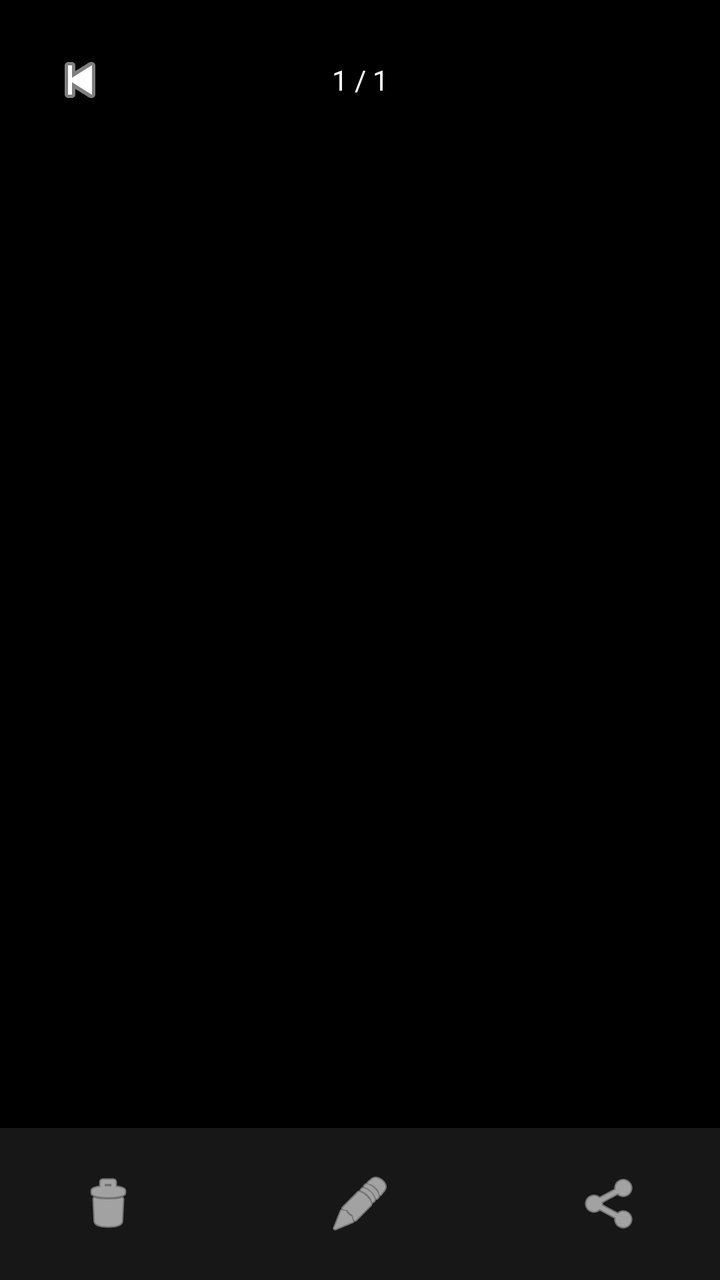
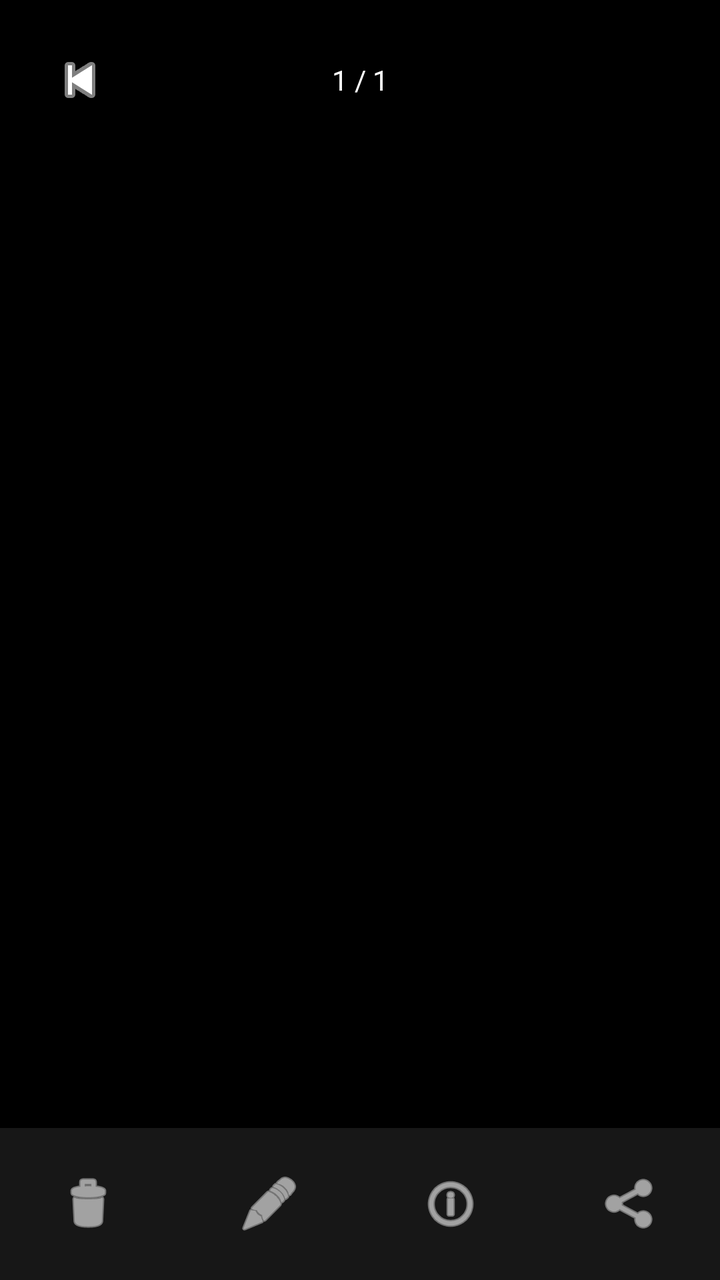

Two renders of the same Android screen: before a commit and after it. Below are the layout's source before the change and the commit's diff.
<!-- AndroidManifest.xml: application theme Theme.CamCraft -->
<!-- res/layout/fragment_photo_viewer.xml -->
<androidx.constraintlayout.widget.ConstraintLayout
    xmlns:android="http://schemas.android.com/apk/res/android"
    xmlns:app="http://schemas.android.com/apk/res-auto"
    android:layout_width="match_parent"
    android:layout_height="match_parent"
    android:background="#000000">

    <ImageView
        android:id="@+id/fullPhoto"
        android:layout_width="0dp"
        android:layout_height="0dp"
        android:scaleType="fitCenter"
        android:contentDescription="Full-size photo"
        app:layout_constraintTop_toTopOf="parent"
        app:layout_constraintBottom_toTopOf="@id/viewerToolbar"
        app:layout_constraintStart_toStartOf="parent"
        app:layout_constraintEnd_toEndOf="parent" />

    <ImageButton
        android:id="@+id/btnViewerBack"
        android:layout_width="48dp"
        android:layout_height="48dp"
        android:layout_margin="16dp"
        android:background="?attr/selectableItemBackgroundBorderless"
        android:src="@android:drawable/ic_media_previous"
        android:tint="#FFFFFF"
        android:contentDescription="Close photo"
        app:layout_constraintTop_toTopOf="parent"
        app:layout_constraintStart_toStartOf="parent" />

    <TextView
        android:id="@+id/txtPhotoPosition"
        android:layout_width="wrap_content"
        android:layout_height="40dp"
        android:layout_marginTop="20dp"
        android:gravity="center"
        android:text="1 / 1"
        android:textColor="#FFFFFF"
        android:textSize="14sp"
        android:background="#99000000"
        android:paddingHorizontal="16dp"
        app:layout_constraintTop_toTopOf="parent"
        app:layout_constraintStart_toStartOf="parent"
        app:layout_constraintEnd_toEndOf="parent" />

    <LinearLayout
        android:id="@+id/viewerToolbar"
        android:layout_width="match_parent"
        android:layout_height="76dp"
        android:gravity="center"
        android:orientation="horizontal"
        android:background="#171717"
        android:paddingHorizontal="28dp"
        app:layout_constraintBottom_toBottomOf="parent">

        <ImageButton
            android:id="@+id/btnDeletePhoto"
            android:layout_width="52dp"
            android:layout_height="52dp"
            android:background="?attr/selectableItemBackgroundBorderless"
            android:src="@android:drawable/ic_menu_delete"
            android:tint="#FFFFFF"
            android:contentDescription="Delete photo" />

        <View
            android:layout_width="0dp"
            android:layout_height="1dp"
            android:layout_weight="1" />

        <ImageButton
            android:id="@+id/btnEditPhoto"
            android:layout_width="52dp"
            android:layout_height="52dp"
            android:background="?attr/selectableItemBackgroundBorderless"
            android:src="@android:drawable/ic_menu_edit"
            android:tint="#FFFFFF"
            android:contentDescription="Edit photo" />

        <View
            android:layout_width="0dp"
            android:layout_height="1dp"
            android:layout_weight="1" />

        <ImageButton
            android:id="@+id/btnSharePhoto"
            android:layout_width="52dp"
            android:layout_height="52dp"
            android:background="?attr/selectableItemBackgroundBorderless"
            android:src="@android:drawable/ic_menu_share"
            android:tint="#FFFFFF"
            android:contentDescription="Share photo" />

    </LinearLayout>

</androidx.constraintlayout.widget.ConstraintLayout>
<!-- resources referenced by this layout -->
<resources>
  <style name="Theme.CamCraft" parent="Base.Theme.CamCraft" />
  <style name="Base.Theme.CamCraft" parent="Theme.Material3.DayNight.NoActionBar">
          
          
      </style>
</resources>

<!-- the commit's change to res/layout/fragment_photo_viewer.xml (unified diff, before → after) -->
@@ -50,12 +50,12 @@
         android:gravity="center"
         android:orientation="horizontal"
         android:background="#171717"
-        android:paddingHorizontal="28dp"
+        android:paddingHorizontal="20dp"
         app:layout_constraintBottom_toBottomOf="parent">
 
         <ImageButton
             android:id="@+id/btnDeletePhoto"
-            android:layout_width="52dp"
+            android:layout_width="48dp"
             android:layout_height="52dp"
             android:background="?attr/selectableItemBackgroundBorderless"
             android:src="@android:drawable/ic_menu_delete"
@@ -69,7 +69,7 @@
 
         <ImageButton
             android:id="@+id/btnEditPhoto"
-            android:layout_width="52dp"
+            android:layout_width="48dp"
             android:layout_height="52dp"
             android:background="?attr/selectableItemBackgroundBorderless"
             android:src="@android:drawable/ic_menu_edit"
@@ -82,8 +82,22 @@
             android:layout_weight="1" />
 
         <ImageButton
+            android:id="@+id/btnPhotoDetails"
+            android:layout_width="48dp"
+            android:layout_height="52dp"
+            android:background="?attr/selectableItemBackgroundBorderless"
+            android:src="@android:drawable/ic_menu_info_details"
+            android:tint="#FFFFFF"
+            android:contentDescription="Photo details" />
+
+        <View
+            android:layout_width="0dp"
+            android:layout_height="1dp"
+            android:layout_weight="1" />
+
+        <ImageButton
             android:id="@+id/btnSharePhoto"
-            android:layout_width="52dp"
+            android:layout_width="48dp"
             android:layout_height="52dp"
             android:background="?attr/selectableItemBackgroundBorderless"
             android:src="@android:drawable/ic_menu_share"
